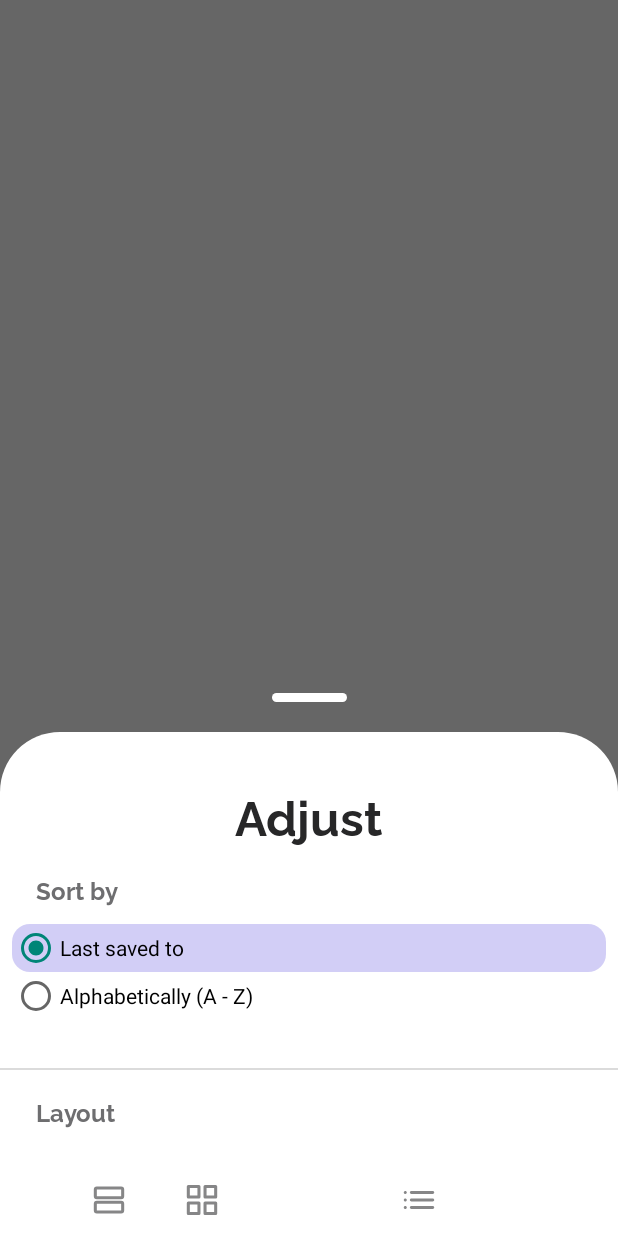
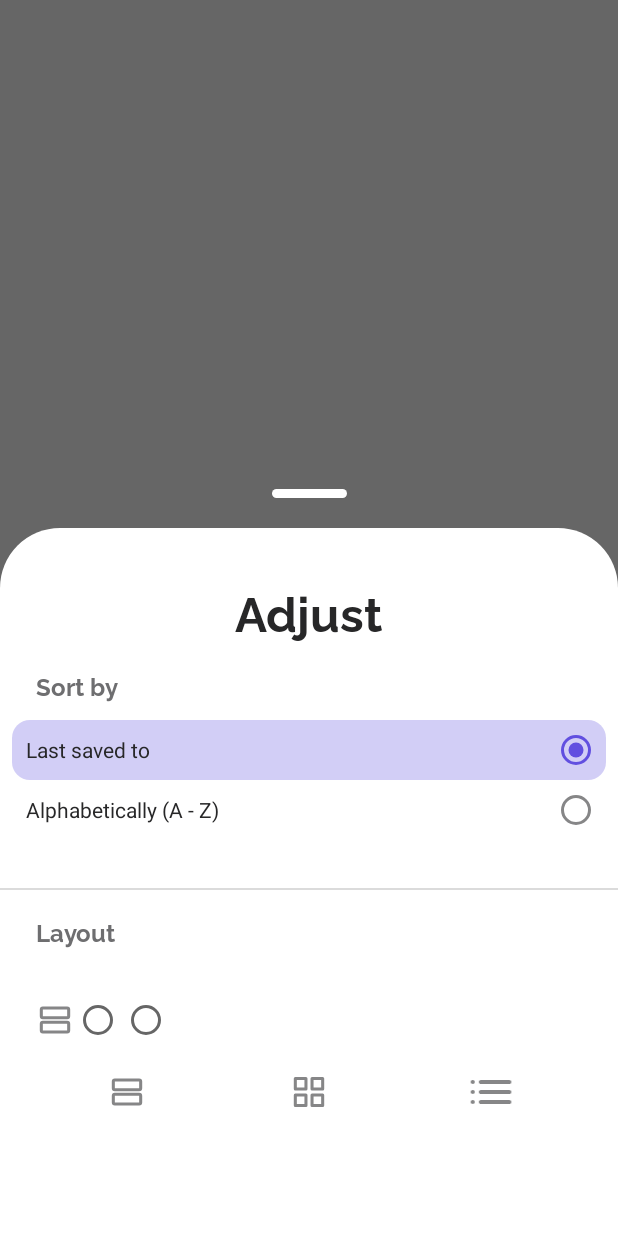
Before and after one commit to Giederius/Listings-Kotlin, an Android app: the fragment ProfileDrawersAdjustDialogFragment placed in its activity, on a phone screen of 412 x 824 dp. Run offline under Robolectric (Android 15) with nearby library versions, the phone set to English and light mode, and no system bars; libraries missing offline, so code that uses them is left out: com.xwray.groupie; 4 statements that could not run were skipped.

Commit message:
added layout adjustment. not fully

```diff
--- a/app/src/main/java/com/giedriusmecius/listings/ui/profileDrawers/ProfileDrawersAdjustDialogFragment.kt
+++ b/app/src/main/java/com/giedriusmecius/listings/ui/profileDrawers/ProfileDrawersAdjustDialogFragment.kt
@@ -11,6 +11,12 @@ import com.google.android.material.bottomsheet.BottomSheetDialogFragment
 class ProfileDrawersAdjustDialogFragment : BottomSheetDialogFragment() {
     private var _binding: DialogProfileDrawersAdjustBinding? = null
     private val binding get() = _binding!!
+
+    private lateinit var listener: OnLayoutSelectedListener
+
+    fun setOnLayoutSelectedListener(listener: OnLayoutSelectedListener) {
+        this.listener = listener
+    }
 
     override fun getTheme(): Int = R.style.AppBottomSheetDialogTheme
 
@@ -28,4 +34,27 @@ class ProfileDrawersAdjustDialogFragment : BottomSheetDialogFragment() {
         super.onDestroy()
         _binding = null
     }
+
+    override fun onViewCreated(view: View, savedInstanceState: Bundle?) {
+        super.onViewCreated(view, savedInstanceState)
+        with(binding) {
+            horizontal.setOnClickListener {
+                listener.onLayoutSelected(AdjustDialogActions.HORIZONTAL)
+            }
+            grid.setOnClickListener {
+                listener.onLayoutSelected(AdjustDialogActions.GRID)
+            }
+            list.setOnClickListener {
+                listener.onLayoutSelected(AdjustDialogActions.LIST)
+            }
+        }
+    }
+
+    enum class AdjustDialogActions {
+        LAST_SAVED, ALPHABETICALLY, HORIZONTAL, GRID, LIST
+    }
+
+    interface OnLayoutSelectedListener {
+        fun onLayoutSelected(action: AdjustDialogActions)
+    }
 }
--- a/app/src/main/res/drawable/bg_radio_button_selector.xml
+++ b/app/src/main/res/drawable/bg_radio_button_selector.xml
@@ -1,4 +1,5 @@
 <?xml version="1.0" encoding="utf-8"?>
 <selector xmlns:android="http://schemas.android.com/apk/res/android">
     <item android:drawable="@drawable/bg_radio_button_selected" android:state_checked="true" />
+    <item android:drawable="@drawable/bg_rounded_rect_sm_borderless" android:state_checked="false" />
 </selector>
--- /dev/null
+++ b/app/src/main/res/drawable/ic_layout_horizontal_checked.xml
@@ -0,0 +1,16 @@
+<vector xmlns:android="http://schemas.android.com/apk/res/android"
+    android:width="25dp"
+    android:height="24dp"
+    android:viewportWidth="25"
+    android:viewportHeight="24">
+    <path
+        android:pathData="M4.5,13.5L20.5,13.5A1,1 0,0 1,21.5 14.5L21.5,19A1,1 0,0 1,20.5 20L4.5,20A1,1 0,0 1,3.5 19L3.5,14.5A1,1 0,0 1,4.5 13.5z"
+        android:strokeWidth="2"
+        android:fillColor="#00000000"
+        android:strokeColor="#614FE0"/>
+    <path
+        android:pathData="M4.5,4L20.5,4A1,1 0,0 1,21.5 5L21.5,9.5A1,1 0,0 1,20.5 10.5L4.5,10.5A1,1 0,0 1,3.5 9.5L3.5,5A1,1 0,0 1,4.5 4z"
+        android:strokeWidth="2"
+        android:fillColor="#00000000"
+        android:strokeColor="#614FE0"/>
+</vector>
--- /dev/null
+++ b/app/src/main/res/drawable/radio_button_horizontal_layout.xml
@@ -0,0 +1,5 @@
+<?xml version="1.0" encoding="utf-8"?>
+<selector xmlns:android="http://schemas.android.com/apk/res/android">
+    <item android:drawable="@drawable/ic_layout_horizontal_checked" android:state_checked="true"/>
+    <item android:drawable="@drawable/ic_layout_horizontal_unchecked" android:state_checked="false"/>
+</selector>
--- a/app/src/main/res/layout/dialog_profile_drawers_adjust.xml
+++ b/app/src/main/res/layout/dialog_profile_drawers_adjust.xml
@@ -56,21 +56,17 @@
             app:layout_constraintTop_toBottomOf="@id/adjustDrawerSortBy">
 
             <RadioButton
+                style="@style/AppRadioButton"
                 android:layout_width="match_parent"
                 android:layout_height="wrap_content"
-                android:background="@drawable/bg_radio_button_selector"
                 android:checked="true"
-
-                android:drawableEnd="@drawable/bg_radio_button_selector"
                 android:text="@string/profileDrawers.adjustDialog.LastSavedTo" />
 
             <RadioButton
+                style="@style/AppRadioButton"
                 android:layout_width="match_parent"
                 android:layout_height="wrap_content"
-                android:background="@drawable/bg_radio_button_selector"
-                android:drawableEnd="@drawable/bg_radio_button_selector"
                 android:text="@string/profileDrawers.adjustDialog.alphabetically" />
-
         </RadioGroup>
 
         <View
@@ -94,13 +90,44 @@
             app:layout_constraintStart_toStartOf="parent"
             app:layout_constraintTop_toBottomOf="@id/divider" />
 
+        <RadioGroup
+            android:id="@+id/layoutRadioGroup"
+            android:layout_width="match_parent"
+            android:layout_height="wrap_content"
+            android:layout_marginHorizontal="24dp"
+            android:layout_marginTop="24dp"
+            android:orientation="horizontal"
+            app:layout_constraintBottom_toTopOf="@id/horizontal"
+            app:layout_constraintStart_toStartOf="parent"
+            app:layout_constraintTop_toBottomOf="@id/adjustDrawerLayout">
+
+            <RadioButton
+                android:layout_width="wrap_content"
+                android:layout_height="48dp"
+                android:background="@drawable/bg_radio_button_selector"
+                android:button="@drawable/radio_button_horizontal_layout"
+                android:checked="false" />
+
+            <RadioButton
+                android:layout_width="wrap_content"
+                android:layout_height="48dp" />
+
+            <RadioButton
+                android:layout_width="wrap_content"
+                android:layout_height="48dp" />
+        </RadioGroup>
+
         <ImageView
             android:id="@+id/horizontal"
-            android:layout_width="wrap_content"
+            android:layout_width="0dp"
             android:layout_height="48dp"
             android:layout_marginStart="24dp"
             android:layout_marginTop="24dp"
-            android:src="@drawable/ic_layout_horizontal"
+            android:layout_marginBottom="24dp"
+            android:background="@drawable/bg_radio_button_selector"
+            android:padding="12dp"
+            android:src="@drawable/radio_button_horizontal_layout"
+            app:layout_constraintBottom_toBottomOf="parent"
             app:layout_constraintEnd_toStartOf="@id/grid"
             app:layout_constraintHorizontal_chainStyle="spread"
             app:layout_constraintStart_toStartOf="parent"
@@ -108,22 +135,30 @@
 
         <ImageView
             android:id="@+id/grid"
-            android:layout_width="wrap_content"
+            android:layout_width="0dp"
             android:layout_height="48dp"
             android:layout_marginTop="24dp"
+            android:layout_marginBottom="24dp"
+            android:background="@drawable/bg_radio_button_selector"
+            android:padding="12dp"
             android:src="@drawable/ic_layout_grid"
+            app:layout_constraintBottom_toBottomOf="parent"
             app:layout_constraintEnd_toStartOf="@id/list"
             app:layout_constraintHorizontal_chainStyle="spread"
-            app:layout_constraintStart_toEndOf="@id/grid"
+            app:layout_constraintStart_toEndOf="@id/horizontal"
             app:layout_constraintTop_toBottomOf="@id/adjustDrawerLayout" />
-
 
         <ImageView
             android:id="@+id/list"
-            android:layout_width="wrap_content"
+            android:layout_width="0dp"
             android:layout_height="48dp"
             android:layout_marginTop="24dp"
+            android:layout_marginEnd="24dp"
+            android:layout_marginBottom="24dp"
+            android:background="@drawable/bg_radio_button_selector"
+            android:padding="16dp"
             android:src="@drawable/ic_layout_list"
+            app:layout_constraintBottom_toBottomOf="parent"
             app:layout_constraintEnd_toEndOf="parent"
             app:layout_constraintHorizontal_chainStyle="spread"
             app:layout_constraintStart_toEndOf="@id/grid"
--- a/app/src/main/res/values/styles_components.xml
+++ b/app/src/main/res/values/styles_components.xml
@@ -48,9 +48,13 @@
         <item name="backgroundColor">@color/grayedOutTextColor</item>
     </style>
 
-    <style name="AppRadioButton">
-        <item name="android:buttonStyle">@drawable/radio_button_selector</item>
-        <item name="background">@drawable/bg_radio_button_selector</item>
+    <style name="AppRadioButton" parent="@android:style/Widget.CompoundButton.RadioButton">
+        <item name="android:button">@android:color/transparent</item>
+        <item name="android:background">@drawable/bg_radio_button_selector</item>
+        <item name="android:drawableEnd">@drawable/radio_button_selector</item>
+        <item name="android:padding">10dp</item>
+        <item name="android:textColor">@color/normalTextColor</item>
+        <item name="rippleColor">@android:color/transparent</item>
     </style>
 
 </resources>
--- a/app/src/main/res/values/themes.xml
+++ b/app/src/main/res/values/themes.xml
@@ -23,6 +23,7 @@
         <item name="android:statusBarColor">@android:color/transparent</item>
         <item name="android:windowLightStatusBar">true</item>
         <item name="bottomSheetDialogTheme">@style/AppBottomSheetDialogTheme</item>
+        <item name="android:radioButtonStyle">@style/AppRadioButton</item>
     </style>
 
     <style name="AppBottomSheetDialogTheme" parent="Theme.Design.Light.BottomSheetDialog">
```
Also changed, not shown: app/src/main/java/com/giedriusmecius/listings/ui/profileDrawers/ProfileDrawersFragment.kt (+37 -1 lines), app/src/main/java/com/giedriusmecius/listings/ui/profileDrawers/ProfileDrawersState.kt (+9 -0 lines), app/src/main/res/drawable/ic_layout_horizontal_unchecked.xml (renamed from app/src/main/res/drawable/ic_layout_horizontal.xml).
